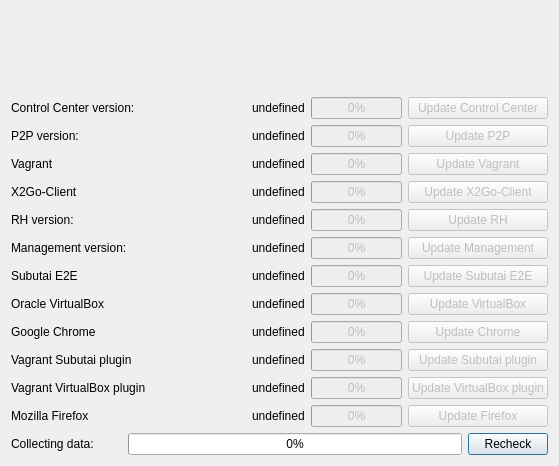
Before: the Qt Designer form hub/forms/DlgAbout.ui in subutai-io/control-center, drawn with Qt 5.
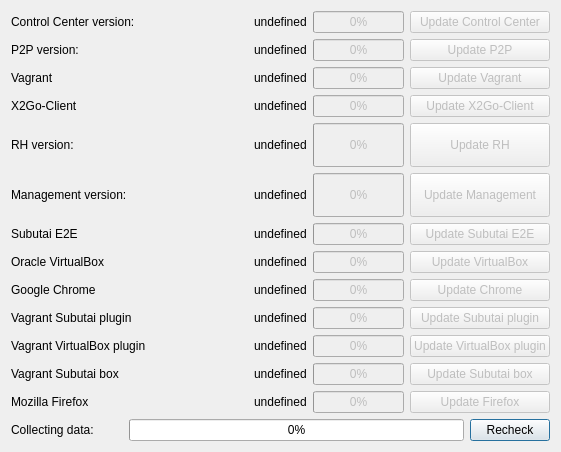
After: the same form once the commit is applied. Icons and pictures are not drawn.

Commit message: add vagrant box into about ui

The edit to the form file:
```diff
--- a/hub/forms/DlgAbout.ui
+++ b/hub/forms/DlgAbout.ui
@@ -6,8 +6,8 @@
    <rect>
     <x>0</x>
     <y>0</y>
-    <width>559</width>
-    <height>466</height>
+    <width>561</width>
+    <height>452</height>
    </rect>
   </property>
   <property name="windowTitle">
@@ -48,25 +48,42 @@
        </item>
       </layout>
      </item>
-     <item row="1" column="0">
-      <layout class="QGridLayout" name="gridLayout_2" rowstretch="2,0,0,0,0,0,0,0,0,0,0,0" columnstretch="1,0,0,0">
-       <item row="4" column="1">
-        <widget class="QLabel" name="lbl_rh_version_val">
+     <item row="0" column="0">
+      <layout class="QGridLayout" name="gridLayout_2" rowstretch="2,0,0,0,0,0,0,0,0,0,0,0,0,0,0" columnstretch="1,0,0,0">
+       <item row="7" column="3">
+        <widget class="QPushButton" name="btn_subutai_e2e">
+         <property name="enabled">
+          <bool>false</bool>
+         </property>
          <property name="text">
-          <string>undefined</string>
+          <string>Update Subutai E2E</string>
          </property>
-         <property name="textInteractionFlags">
-          <set>Qt::LinksAccessibleByMouse|Qt::TextSelectableByKeyboard|Qt::TextSelectableByMouse</set>
+        </widget>
+       </item>
+       <item row="3" column="3">
+        <widget class="QPushButton" name="btn_vagrant_update">
+         <property name="enabled">
+          <bool>false</bool>
          </property>
+         <property name="text">
+          <string>Update Vagrant</string>
+         </property>
         </widget>
        </item>
-       <item row="1" column="1">
-        <widget class="QLabel" name="lbl_p2p_version_val">
+       <item row="2" column="3">
+        <widget class="QPushButton" name="btn_p2p_update">
+         <property name="enabled">
+          <bool>false</bool>
+         </property>
          <property name="text">
-          <string>undefined</string>
+          <string>Update P2P</string>
          </property>
-         <property name="textInteractionFlags">
-          <set>Qt::LinksAccessibleByMouse|Qt::TextSelectableByKeyboard|Qt::TextSelectableByMouse</set>
+        </widget>
+       </item>
+       <item row="3" column="1">
+        <widget class="QLabel" name="lbl_vagrant_version_val">
+         <property name="text">
+          <string>undefined</string>
          </property>
         </widget>
        </item>
@@ -75,119 +92,22 @@
          <property name="enabled">
           <bool>false</bool>
          </property>
-         <property name="sizePolicy">
-          <sizepolicy hsizetype="Preferred" vsizetype="Preferred">
-           <horstretch>0</horstretch>
-           <verstretch>0</verstretch>
-          </sizepolicy>
-         </property>
          <property name="text">
           <string>Update Control Center</string>
          </property>
         </widget>
        </item>
-       <item row="8" column="2">
-        <widget class="QProgressBar" name="pb_chrome">
-         <property name="enabled">
-          <bool>false</bool>
-         </property>
-         <property name="value">
-          <number>0</number>
-         </property>
-        </widget>
-       </item>
-       <item row="11" column="2">
-        <widget class="QProgressBar" name="pb_firefox">
-         <property name="enabled">
-          <bool>false</bool>
-         </property>
-         <property name="value">
-          <number>0</number>
-         </property>
-        </widget>
-       </item>
-       <item row="10" column="1">
-        <widget class="QLabel" name="lbl_vbguest_plugin_version_val">
+       <item row="9" column="1">
+        <widget class="QLabel" name="lbl_chrome_version_val">
          <property name="text">
           <string>undefined</string>
          </property>
-        </widget>
-       </item>
-       <item row="10" column="2">
-        <widget class="QProgressBar" name="pb_vbguest_plugin">
-         <property name="enabled">
-          <bool>false</bool>
+         <property name="textInteractionFlags">
+          <set>Qt::LinksAccessibleByMouse|Qt::TextSelectableByKeyboard|Qt::TextSelectableByMouse</set>
          </property>
-         <property name="value">
-          <number>0</number>
-         </property>
         </widget>
        </item>
-       <item row="7" column="3">
-        <widget class="QPushButton" name="btn_oracle_virtualbox_update">
-         <property name="enabled">
-          <bool>false</bool>
-         </property>
-         <property name="text">
-          <string>Update VirtualBox</string>
-         </property>
-        </widget>
-       </item>
-       <item row="9" column="0">
-        <widget class="QLabel" name="lbl_subutai_plugin_version">
-         <property name="text">
-          <string>Vagrant Subutai plugin</string>
-         </property>
-        </widget>
-       </item>
-       <item row="0" column="2">
-        <widget class="QProgressBar" name="pb_tray">
-         <property name="enabled">
-          <bool>false</bool>
-         </property>
-         <property name="sizePolicy">
-          <sizepolicy hsizetype="Preferred" vsizetype="Preferred">
-           <horstretch>0</horstretch>
-           <verstretch>0</verstretch>
-          </sizepolicy>
-         </property>
-         <property name="value">
-          <number>0</number>
-         </property>
-        </widget>
-       </item>
-       <item row="1" column="0">
-        <widget class="QLabel" name="lbl_p2p_version">
-         <property name="text">
-          <string>P2P version:</string>
-         </property>
-        </widget>
-       </item>
-       <item row="10" column="0">
-        <widget class="QLabel" name="lbl_vbguest_plugin_version">
-         <property name="text">
-          <string>Vagrant VirtualBox plugin</string>
-         </property>
-        </widget>
-       </item>
-       <item row="0" column="0">
-        <widget class="QLabel" name="lbl_tray_version">
-         <property name="text">
-          <string>Control Center version:</string>
-         </property>
-        </widget>
-       </item>
-       <item row="7" column="2">
-        <widget class="QProgressBar" name="pb_oracle_virtualbox">
-         <property name="enabled">
-          <bool>false</bool>
-         </property>
-         <property name="value">
-          <number>0</number>
-         </property>
-        </widget>
-       </item>
-       <item row="8" column="3">
+       <item row="9" column="3">
         <widget class="QPushButton" name="btn_chrome">
          <property name="enabled">
           <bool>false</bool>
@@ -197,135 +117,194 @@
          </property>
         </widget>
        </item>
-       <item row="9" column="1">
-        <widget class="QLabel" name="lbl_subutai_plugin_version_val">
+       <item row="5" column="1">
+        <widget class="QLabel" name="lbl_rh_version_val">
          <property name="text">
           <string>undefined</string>
          </property>
-        </widget>
-       </item>
-       <item row="2" column="0">
-        <widget class="QLabel" name="lbl_vagrant_version">
-         <property name="text">
-          <string>Vagrant</string>
+         <property name="textInteractionFlags">
+          <set>Qt::LinksAccessibleByMouse|Qt::TextSelectableByKeyboard|Qt::TextSelectableByMouse</set>
          </property>
         </widget>
        </item>
-       <item row="6" column="2">
-        <widget class="QProgressBar" name="pb_e2e">
-         <property name="enabled">
-          <bool>false</bool>
-         </property>
-         <property name="value">
-          <number>0</number>
-         </property>
-        </widget>
-       </item>
-       <item row="4" column="2">
-        <widget class="QProgressBar" name="pb_rh">
-         <property name="enabled">
-          <bool>false</bool>
-         </property>
-         <property name="sizePolicy">
-          <sizepolicy hsizetype="Preferred" vsizetype="Preferred">
-           <horstretch>0</horstretch>
-           <verstretch>0</verstretch>
-          </sizepolicy>
-         </property>
-         <property name="value">
-          <number>0</number>
-         </property>
-        </widget>
-       </item>
-       <item row="6" column="0">
+       <item row="7" column="0">
         <widget class="QLabel" name="lbl_subutai_e2e">
          <property name="text">
           <string>Subutai E2E</string>
          </property>
         </widget>
        </item>
-       <item row="5" column="0">
+       <item row="10" column="2">
+        <widget class="QProgressBar" name="pb_subutai_plugin">
+         <property name="enabled">
+          <bool>false</bool>
+         </property>
+         <property name="value">
+          <number>0</number>
+         </property>
+        </widget>
+       </item>
+       <item row="12" column="1">
+        <widget class="QLabel" name="lbl_subutai_box_version">
+         <property name="text">
+          <string>undefined</string>
+         </property>
+        </widget>
+       </item>
+       <item row="6" column="1">
+        <widget class="QLabel" name="lbl_rhm_version_val">
+         <property name="text">
+          <string>undefined</string>
+         </property>
+         <property name="textInteractionFlags">
+          <set>Qt::LinksAccessibleByMouse|Qt::TextSelectableByKeyboard|Qt::TextSelectableByMouse</set>
+         </property>
+        </widget>
+       </item>
+       <item row="6" column="0">
         <widget class="QLabel" name="lbl_rhm_version">
          <property name="text">
           <string>Management version:</string>
          </property>
         </widget>
        </item>
-       <item row="4" column="3">
-        <widget class="QPushButton" name="btn_rh_update">
-         <property name="enabled">
-          <bool>false</bool>
-         </property>
-         <property name="sizePolicy">
-          <sizepolicy hsizetype="Preferred" vsizetype="Preferred">
-           <horstretch>0</horstretch>
-           <verstretch>0</verstretch>
-          </sizepolicy>
-         </property>
+       <item row="10" column="1">
+        <widget class="QLabel" name="lbl_subutai_plugin_version_val">
          <property name="text">
-          <string>Update RH</string>
+          <string>undefined</string>
          </property>
         </widget>
        </item>
-       <item row="6" column="3">
-        <widget class="QPushButton" name="btn_subutai_e2e">
-         <property name="enabled">
-          <bool>false</bool>
-         </property>
+       <item row="4" column="0">
+        <widget class="QLabel" name="lbl_x2go_version">
          <property name="text">
-          <string>Update Subutai E2E</string>
+          <string>X2Go-Client</string>
          </property>
         </widget>
        </item>
-       <item row="7" column="1">
+       <item row="8" column="1">
         <widget class="QLabel" name="lbl_oracle_virtualbox_version_val">
          <property name="text">
           <string>undefined</string>
          </property>
         </widget>
        </item>
-       <item row="2" column="1">
-        <widget class="QLabel" name="lbl_vagrant_version_val">
-         <property name="text">
-          <string>undefined</string>
-         </property>
-        </widget>
-       </item>
-       <item row="6" column="1">
-        <widget class="QLabel" name="lbl_subutai_e2e_val">
-         <property name="text">
-          <string>undefined</string>
-         </property>
-        </widget>
-       </item>
        <item row="11" column="1">
+        <widget class="QLabel" name="lbl_vbguest_plugin_version_val">
+         <property name="text">
+          <string>undefined</string>
+         </property>
+        </widget>
+       </item>
+       <item row="8" column="0">
+        <widget class="QLabel" name="lbl_oracle_virtualbox_version">
+         <property name="text">
+          <string>Oracle VirtualBox</string>
+         </property>
+        </widget>
+       </item>
+       <item row="4" column="2">
+        <widget class="QProgressBar" name="pb_x2go">
+         <property name="enabled">
+          <bool>false</bool>
+         </property>
+         <property name="value">
+          <number>0</number>
+         </property>
+        </widget>
+       </item>
+       <item row="8" column="2">
+        <widget class="QProgressBar" name="pb_oracle_virtualbox">
+         <property name="enabled">
+          <bool>false</bool>
+         </property>
+         <property name="value">
+          <number>0</number>
+         </property>
+        </widget>
+       </item>
+       <item row="10" column="0">
+        <widget class="QLabel" name="lbl_subutai_plugin_version">
+         <property name="text">
+          <string>Vagrant Subutai plugin</string>
+         </property>
+        </widget>
+       </item>
+       <item row="12" column="3">
+        <widget class="QPushButton" name="btn_subutai_box">
+         <property name="enabled">
+          <bool>false</bool>
+         </property>
+         <property name="text">
+          <string>Update Subutai box</string>
+         </property>
+        </widget>
+       </item>
+       <item row="4" column="1">
+        <widget class="QLabel" name="lbl_x2go_version_val">
+         <property name="text">
+          <string>undefined</string>
+         </property>
+        </widget>
+       </item>
+       <item row="3" column="2">
+        <widget class="QProgressBar" name="pb_vagrant">
+         <property name="enabled">
+          <bool>false</bool>
+         </property>
+         <property name="value">
+          <number>0</number>
+         </property>
+        </widget>
+       </item>
+       <item row="13" column="1">
         <widget class="QLabel" name="lbl_firefox_version_val">
          <property name="text">
           <string>undefined</string>
          </property>
         </widget>
        </item>
-       <item row="8" column="1">
-        <widget class="QLabel" name="lbl_chrome_version_val">
-         <property name="text">
-          <string>undefined</string>
+       <item row="11" column="2">
+        <widget class="QProgressBar" name="pb_vbguest_plugin">
+         <property name="enabled">
+          <bool>false</bool>
          </property>
-         <property name="textInteractionFlags">
-          <set>Qt::LinksAccessibleByMouse|Qt::TextSelectableByKeyboard|Qt::TextSelectableByMouse</set>
+         <property name="value">
+          <number>0</number>
          </property>
         </widget>
        </item>
-       <item row="9" column="3">
-        <widget class="QPushButton" name="btn_subutai_plugin_update">
+       <item row="4" column="3">
+        <widget class="QPushButton" name="btn_x2go_update">
          <property name="enabled">
           <bool>false</bool>
          </property>
          <property name="text">
-          <string>Update Subutai plugin</string>
+          <string>Update X2Go-Client</string>
          </property>
         </widget>
        </item>
-       <item row="5" column="3">
+       <item row="13" column="3">
+        <widget class="QPushButton" name="btn_firefox">
+         <property name="enabled">
+          <bool>false</bool>
+         </property>
+         <property name="text">
+          <string>Update Firefox</string>
+         </property>
+        </widget>
+       </item>
+       <item row="12" column="2">
+        <widget class="QProgressBar" name="pb_subutai_box">
+         <property name="enabled">
+          <bool>false</bool>
+         </property>
+         <property name="value">
+          <number>0</number>
+         </property>
+        </widget>
+       </item>
+       <item row="6" column="3">
         <widget class="QPushButton" name="btn_rhm_update">
          <property name="enabled">
           <bool>false</bool>
@@ -341,8 +320,8 @@
          </property>
         </widget>
        </item>
-       <item row="3" column="2">
-        <widget class="QProgressBar" name="pb_x2go">
+       <item row="13" column="2">
+        <widget class="QProgressBar" name="pb_firefox">
          <property name="enabled">
           <bool>false</bool>
          </property>
@@ -351,17 +330,21 @@
          </property>
         </widget>
        </item>
-       <item row="2" column="3">
-        <widget class="QPushButton" name="btn_vagrant_update">
-         <property name="enabled">
-          <bool>false</bool>
+       <item row="3" column="0">
+        <widget class="QLabel" name="lbl_vagrant_version">
+         <property name="text">
+          <string>Vagrant</string>
          </property>
+        </widget>
+       </item>
+       <item row="13" column="0">
+        <widget class="QLabel" name="lbl_firefox">
          <property name="text">
-          <string>Update Vagrant</string>
+          <string>Mozilla Firefox</string>
          </property>
         </widget>
        </item>
-       <item row="4" column="0">
+       <item row="5" column="0">
         <widget class="QLabel" name="lbl_rh_version">
          <property name="text">
           <string>RH version:</string>
@@ -369,88 +352,82 @@
         </widget>
        </item>
        <item row="11" column="3">
-        <widget class="QPushButton" name="btn_firefox">
+        <widget class="QPushButton" name="btn_vbguest_plugin_update">
          <property name="enabled">
           <bool>false</bool>
          </property>
          <property name="text">
-          <string>Update Firefox</string>
-         </property>
-        </widget>
-       </item>
-       <item row="5" column="1">
-        <widget class="QLabel" name="lbl_rhm_version_val">
-         <property name="text">
-          <string>undefined</string>
-         </property>
-         <property name="textInteractionFlags">
-          <set>Qt::LinksAccessibleByMouse|Qt::TextSelectableByKeyboard|Qt::TextSelectableByMouse</set>
-         </property>
-        </widget>
-       </item>
-       <item row="2" column="2">
-        <widget class="QProgressBar" name="pb_vagrant">
-         <property name="enabled">
-          <bool>false</bool>
-         </property>
-         <property name="value">
-          <number>0</number>
-         </property>
-        </widget>
-       </item>
-       <item row="1" column="3">
-        <widget class="QPushButton" name="btn_p2p_update">
-         <property name="enabled">
-          <bool>false</bool>
-         </property>
-         <property name="sizePolicy">
-          <sizepolicy hsizetype="Preferred" vsizetype="Preferred">
-           <horstretch>0</horstretch>
-           <verstretch>0</verstretch>
-          </sizepolicy>
-         </property>
-         <property name="text">
-          <string>Update P2P</string>
-         </property>
-        </widget>
-       </item>
-       <item row="1" column="2">
-        <widget class="QProgressBar" name="pb_p2p">
-         <property name="enabled">
-          <bool>false</bool>
-         </property>
-         <property name="sizePolicy">
-          <sizepolicy hsizetype="Preferred" vsizetype="Preferred">
-           <horstretch>0</horstretch>
-           <verstretch>0</verstretch>
-          </sizepolicy>
-         </property>
-         <property name="value">
-          <number>0</number>
+          <string>Update VirtualBox plugin</string>
          </property>
         </widget>
        </item>
        <item row="11" column="0">
-        <widget class="QLabel" name="lbl_firefox">
+        <widget class="QLabel" name="lbl_vbguest_plugin_version">
          <property name="text">
-          <string>Mozilla Firefox</string>
+          <string>Vagrant VirtualBox plugin</string>
          </property>
         </widget>
        </item>
-       <item row="7" column="0">
-        <widget class="QLabel" name="lbl_oracle_virtualbox_version">
+       <item row="10" column="3">
+        <widget class="QPushButton" name="btn_subutai_plugin_update">
+         <property name="enabled">
+          <bool>false</bool>
+         </property>
          <property name="text">
-          <string>Oracle VirtualBox</string>
+          <string>Update Subutai plugin</string>
          </property>
         </widget>
        </item>
-       <item row="8" column="0">
+       <item row="7" column="1">
+        <widget class="QLabel" name="lbl_subutai_e2e_val">
+         <property name="text">
+          <string>undefined</string>
+         </property>
+        </widget>
+       </item>
+       <item row="9" column="0">
         <widget class="QLabel" name="lbl_chrome_version">
          <property name="text">
           <string>Google Chrome</string>
          </property>
         </widget>
        </item>
+       <item row="7" column="2">
+        <widget class="QProgressBar" name="pb_e2e">
+         <property name="enabled">
+          <bool>false</bool>
+         </property>
+         <property name="value">
+          <number>0</number>
+         </property>
+        </widget>
+       </item>
+       <item row="5" column="3">
+        <widget class="QPushButton" name="btn_rh_update">
+         <property name="enabled">
+          <bool>false</bool>
+         </property>
+         <property name="sizePolicy">
+          <sizepolicy hsizetype="Preferred" vsizetype="Preferred">
+           <horstretch>0</horstretch>
+           <verstretch>0</verstretch>
+          </sizepolicy>
+         </property>
+         <property name="text">
+          <string>Update RH</string>
+         </property>
+        </widget>
+       </item>
+       <item row="8" column="3">
+        <widget class="QPushButton" name="btn_oracle_virtualbox_update">
+         <property name="enabled">
+          <bool>false</bool>
+         </property>
+         <property name="text">
+          <string>Update VirtualBox</string>
+         </property>
+        </widget>
+       </item>
        <item row="0" column="1">
         <widget class="QLabel" name="lbl_tray_version_val">
          <property name="text">
@@ -462,7 +439,7 @@
         </widget>
        </item>
        <item row="5" column="2">
-        <widget class="QProgressBar" name="pb_rhm">
+        <widget class="QProgressBar" name="pb_rh">
          <property name="enabled">
           <bool>false</bool>
          </property>
@@ -477,15 +454,8 @@
          </property>
         </widget>
        </item>
-       <item row="3" column="1">
-        <widget class="QLabel" name="lbl_x2go_version_val">
-         <property name="text">
-          <string>undefined</string>
-         </property>
-        </widget>
-       </item>
        <item row="9" column="2">
-        <widget class="QProgressBar" name="pb_subutai_plugin">
+        <widget class="QProgressBar" name="pb_chrome">
          <property name="enabled">
           <bool>false</bool>
          </property>
@@ -494,30 +464,67 @@
          </property>
         </widget>
        </item>
-       <item row="3" column="3">
-        <widget class="QPushButton" name="btn_x2go_update">
+       <item row="6" column="2">
+        <widget class="QProgressBar" name="pb_rhm">
          <property name="enabled">
           <bool>false</bool>
          </property>
-         <property name="text">
-          <string>Update X2Go-Client</string>
+         <property name="sizePolicy">
+          <sizepolicy hsizetype="Preferred" vsizetype="Preferred">
+           <horstretch>0</horstretch>
+           <verstretch>0</verstretch>
+          </sizepolicy>
          </property>
+         <property name="value">
+          <number>0</number>
+         </property>
         </widget>
        </item>
-       <item row="10" column="3">
-        <widget class="QPushButton" name="btn_vbguest_plugin_update">
+       <item row="0" column="2">
+        <widget class="QProgressBar" name="pb_tray">
          <property name="enabled">
           <bool>false</bool>
          </property>
+         <property name="value">
+          <number>0</number>
+         </property>
+        </widget>
+       </item>
+       <item row="2" column="0">
+        <widget class="QLabel" name="lbl_p2p_version">
          <property name="text">
-          <string>Update VirtualBox plugin</string>
+          <string>P2P version:</string>
          </property>
         </widget>
        </item>
-       <item row="3" column="0">
-        <widget class="QLabel" name="lbl_x2go_version">
+       <item row="0" column="0">
+        <widget class="QLabel" name="lbl_tray_version">
          <property name="text">
-          <string>X2Go-Client</string>
+          <string>Control Center version:</string>
+         </property>
+        </widget>
+       </item>
+       <item row="12" column="0">
+        <widget class="QLabel" name="lbl_subutai_box">
+         <property name="text">
+          <string>Vagrant Subutai box</string>
+         </property>
+        </widget>
+       </item>
+       <item row="2" column="2">
+        <widget class="QProgressBar" name="pb_p2p">
+         <property name="enabled">
+          <bool>false</bool>
+         </property>
+         <property name="value">
+          <number>0</number>
+         </property>
+        </widget>
+       </item>
+       <item row="2" column="1">
+        <widget class="QLabel" name="lbl_p2p_version_val">
+         <property name="text">
+          <string>undefined</string>
          </property>
         </widget>
        </item>
```
Left out of the diff: 4 changed lines with no effect on the pictures. The commit also changes 1 other file.
